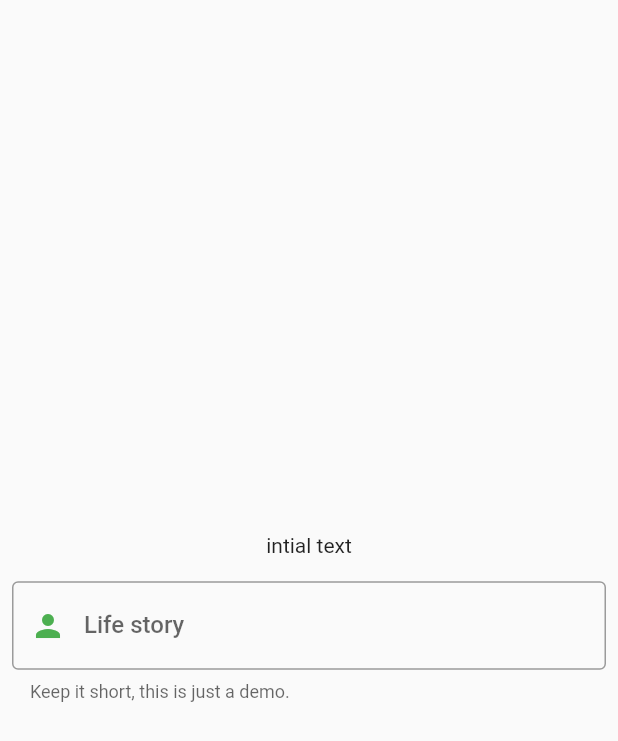
After one commit to maheshmobileApp/flutter-classes, a Flutter app: the screen it shows after launch, on a phone screen of 412 x 824 dp. The commit adds this screen. Shown: the top 741 px of the screen. Run offline on Flutter 3.47's test engine with Material 2 defaults, Android fonts, the light colour scheme and no system bars.

Commit message:
input textfield

```diff
--- a/lib/main.dart
+++ b/lib/main.dart
@@ -1,6 +1,7 @@
 
 import 'package:firstproject/demo_list.dart';
 import 'package:firstproject/list_view.dart';
+import 'package:firstproject/statefull_widget.dart';
 import 'package:flutter/material.dart';
 
 void main() {
@@ -17,9 +18,9 @@ class MyApp extends StatelessWidget {
       debugShowCheckedModeBanner:false,
       title: 'Flutter Demo',
       theme: ThemeData(
-        primarySwatch: Colors.blue,
+        primarySwatch: Colors.orange,
       ),
-      home: FilterListDemo()
+      home: StateFullWidget()
     );
   }
 
--- /dev/null
+++ b/lib/sateless_widget.dart
@@ -0,0 +1,26 @@
+import 'package:flutter/material.dart';
+
+class StelessWidget extends StatelessWidget {
+  const StelessWidget({Key? key}) : super(key: key);
+
+  @override
+  Widget build(BuildContext context) {
+
+    return Container(child: Text("hello vamsi"));
+  }
+}
+
+/*
+class className extends StatelessWidget {
+
+ className()
+
+ @ovveride
+ Widget build(BuildContext context) {
+
+   return Widget();
+ }
+
+}
+
+ */
--- /dev/null
+++ b/lib/statefull_widget.dart
@@ -0,0 +1,93 @@
+import 'package:flutter/material.dart';
+
+class StateFullWidget extends StatefulWidget {
+  StateFullWidget({Key? key}) : super(key: key);
+
+  @override
+  _StateFullWidgetState createState() => _StateFullWidgetState();
+}
+
+class _StateFullWidgetState extends State<StateFullWidget> {
+  String? onchageValue;
+  TextEditingController _nameController = TextEditingController();
+
+  @override
+  Widget build(BuildContext context) {
+    return Scaffold(
+      body: Center(
+        child: Column(
+          mainAxisAlignment: MainAxisAlignment.center,
+          children: [
+            Padding(
+              padding: const EdgeInsets.all(8.0),
+              child: Text(onchageValue ?? "intial text"),
+            ),
+            Padding(
+              padding: const EdgeInsets.all(8.0),
+              child: createTextField(),
+            )
+          ],
+        ),
+      ),
+    );
+  }
+
+  TextField createTextField() {
+    return TextField(
+      controller: _nameController,
+      keyboardType: TextInputType.none,
+      textInputAction: TextInputAction.done,
+      onEditingComplete: () {},
+      style: const TextStyle(color: Colors.green, fontWeight: FontWeight.w500),
+      cursorColor: Colors.red,
+      cursorRadius: Radius.circular(20),
+      // maxLines: 2,
+      obscureText: true,
+      //maxLength: 5,
+      //      cursorWidth: 20,
+      decoration: InputDecoration(
+          border: OutlineInputBorder(
+              borderSide: new BorderSide(color: Colors.teal)),
+          hintText: 'Tell us about yourself',
+          helperText: 'Keep it short, this is just a demo.',
+          labelText: 'Life story',
+          prefixIcon: const Icon(
+            Icons.person,
+            color: Colors.green,
+          ),
+          prefixText: ' ',
+          suffixText: 'USD',
+          suffixStyle: const TextStyle(color: Colors.green)),
+
+      // decoration: InputDecoration(
+      //     border: OutlineInputBorder(),
+      //     hintText: 'Username',
+      //     prefixText: ' ',
+      //     suffixStyle: const TextStyle(color: Colors.green)),
+      /* decoration: const InputDecoration.collapsed(
+        hintText: "enter value",
+        hintStyle: TextStyle(color: Colors.orange),
+
+        // helperText: "name should be 5 letters",
+        // icon: Icon(Icons.email),
+        // prefixIcon: Icon(Icons.verified_user),
+        // suffixIcon: Icon(Icons.verified_user)
+      ),*/
+      onChanged: (value) {
+        setState(() {
+          onchageValue = value;
+        });
+        print(onchageValue);
+      },
+    );
+  }
+
+  @override
+  void initState() {
+    // TODO: implement initState
+    super.initState();
+    // _nameController.addListener(() {
+
+    // });
+  }
+}
```
